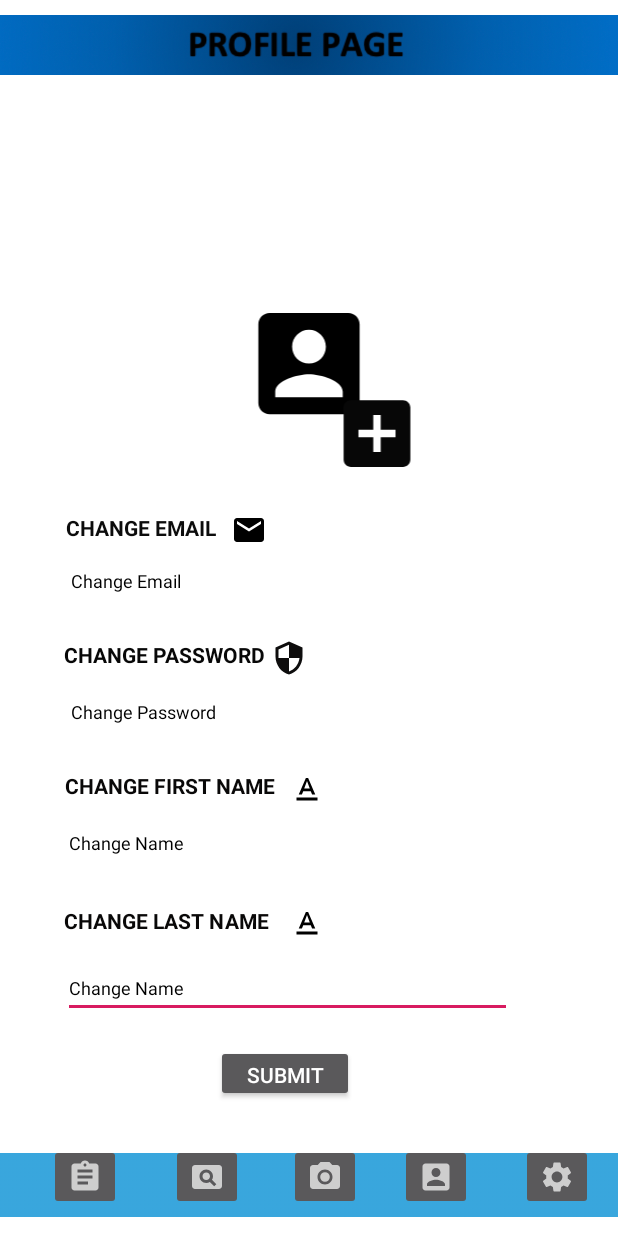
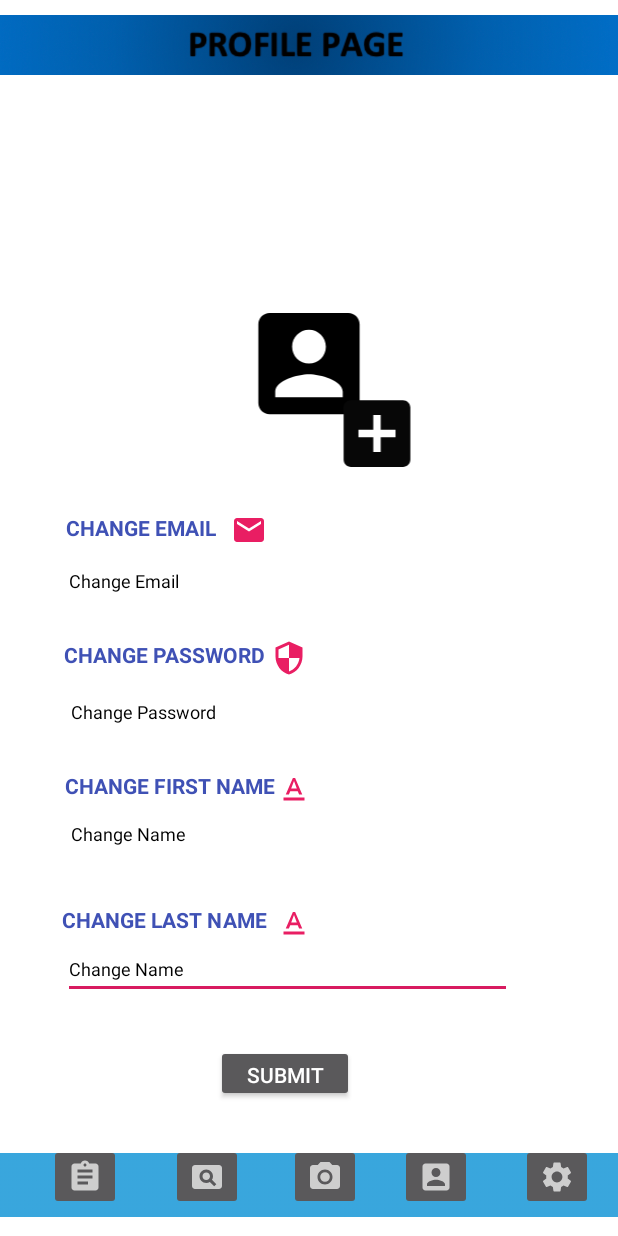
Before and after one commit to Ssak4395/digidocs, an Android app: the Profile screen opened directly, with no data from a screen before it, on a phone screen of 412 x 824 dp. Run offline under Robolectric (Android 15) with nearby library versions, the light colour scheme and no system bars; our stand-ins replace Firebase (no records; nobody signed in at launch, a user with empty details on screens opened directly); Roboto replaces fonts that are not available here.

Commit message:
more backedata retrival for profile page

```diff
--- a/app/src/main/java/com/example/digitaldocs/activities/Profile.java
+++ b/app/src/main/java/com/example/digitaldocs/activities/Profile.java
@@ -2,17 +2,27 @@ package com.example.digitaldocs.activities;
 
 import android.content.Intent;
 import android.os.Bundle;
+import android.service.autofill.AutofillService;
 import android.view.View;
+import android.widget.Button;
+import android.widget.EditText;
 import android.widget.ImageButton;
 import android.widget.ImageView;
 import android.widget.TextView;
+import android.widget.Toast;
+import java.util.Map;
+import java.util.HashMap;
 
+import androidx.annotation.NonNull;
 import androidx.annotation.Nullable;
 import androidx.appcompat.app.AppCompatActivity;
 
 import com.example.digitaldocs.R;
+import com.google.android.gms.tasks.OnFailureListener;
+import com.google.android.gms.tasks.OnSuccessListener;
 import com.google.firebase.auth.FirebaseAuth;
 import com.google.firebase.auth.FirebaseUser;
+import com.google.firebase.auth.UserProfileChangeRequest;
 import com.google.firebase.database.DatabaseReference;
 import com.google.firebase.database.FirebaseDatabase;
 import com.google.firebase.firestore.DocumentReference;
@@ -23,15 +33,29 @@ import com.google.firebase.firestore.FirebaseFirestoreException;
 
 public class Profile extends AppCompatActivity {
 
+
+     /**
+      * FOR NAVIGATION BAR
+      *
+      */
      private ImageButton camera;
      private  ImageButton profile;
      private ImageButton settings;
      private ImageButton receipt;
 
+     /**
+      *
+      * For the top part of profile page
+      */
      private TextView name,email,last;
+     private Button update;
+     private EditText firstName,LastName,userEmail;
+
      FirebaseAuth fAuth;
      FirebaseFirestore fStore;
      private String userID;
+     private FirebaseUser user;
+
      @Override
      protected void onCreate(Bundle savedInstanceState) {
      super.onCreate(savedInstanceState);
@@ -43,26 +67,98 @@ public class Profile extends AppCompatActivity {
           link_profile();
           link_receipt();
           link_setting();
+
      name = findViewById(R.id.test);
      email = findViewById(R.id.test1);
+
 
      fAuth = FirebaseAuth.getInstance();
      fStore = FirebaseFirestore.getInstance();
      userID = fAuth.getCurrentUser().getUid();
+
+     firstName = findViewById(R.id.editfirstName);
+     LastName = findViewById(R.id.editLastName);
+     userEmail = findViewById(R.id.email);
+
+     update = findViewById(R.id.button);
+     user = fAuth.getCurrentUser();
+
 
      DocumentReference documentReference = fStore.collection("users").document(userID);
 
      documentReference.addSnapshotListener(this, new EventListener<DocumentSnapshot>() {
      @Override
      public void onEvent(@Nullable DocumentSnapshot documentSnapshot, @Nullable FirebaseFirestoreException e) {
-     name.setText(documentSnapshot.getString("First Name"));
-     email.setText(documentSnapshot.getString("Email"));
+          name.setText(documentSnapshot.getString("First Name"));
+          email.setText(documentSnapshot.getString("Email"));
+
+          userEmail.setText(documentSnapshot.getString("Email"));
+          firstName.setText(documentSnapshot.getString("First Name"));
+          LastName.setText(documentSnapshot.getString("Last Name"));
 
 
      }
      });
 
+
+
+          update.setOnClickListener(new View.OnClickListener() {
+               @Override
+               public void onClick(View v) {
+                    if(firstName.getText().toString().isEmpty()|| LastName.getText().toString().isEmpty() || userEmail.getText().toString().isEmpty()) {
+
+                         Toast.makeText(Profile.this,"You havent made any changes",Toast.LENGTH_SHORT).show();
+                         return;
+
+                    }
+                    final String changeEmail = userEmail.getText().toString();
+                    user.updateEmail(changeEmail).addOnSuccessListener(new OnSuccessListener<Void>() {
+                         @Override
+                         public void onSuccess(Void aVoid) {
+                              DocumentReference docRef = fStore.collection("users").document(user.getUid());
+                              Map<String,Object> edited = new HashMap<>();
+                              edited.put("Email",changeEmail);
+                              edited.put("First Name,",firstName.getText().toString());
+                              edited.put("Last Name,",LastName.getText().toString());
+                              docRef.update(edited).addOnSuccessListener(new OnSuccessListener<Void>() {
+                                   @Override
+                                   public void onSuccess(Void aVoid) {
+                                        Toast.makeText(Profile.this,"Profile Updated",Toast.LENGTH_SHORT).show();
+                                   }
+                              });
+
+                              Toast.makeText(Profile.this,"EMAIL HAS BEEN CHANGED",Toast.LENGTH_SHORT).show();
+
+
+                         }
+                    }).addOnFailureListener(new OnFailureListener() {
+                         @Override
+                         public void onFailure(@NonNull Exception e) {
+                              Toast.makeText(Profile.this,e.getMessage(),Toast.LENGTH_SHORT).show();
+                         }
+                    });
+
+
+               }
+          });
+
+
+
+
+
+
+
      }
+
+
+
+
+
+
+
+
+
+
 
      private void link_camera()
      {
@@ -77,8 +173,7 @@ public class Profile extends AppCompatActivity {
      });
      }
 
-     private void link_profile()
-     {
+     private void link_profile() {
      final Intent intent = new Intent(this, Profile.class);
 
      profile.setOnClickListener(new View.OnClickListener() {
--- a/app/src/main/res/layout/profile_page.xml
+++ b/app/src/main/res/layout/profile_page.xml
@@ -17,23 +17,23 @@
             android:id="@+id/imageView27"
             android:layout_width="wrap_content"
             android:layout_height="wrap_content"
-            android:tint="#000000"
+            android:tint="#E91E63"
             app:layout_constraintBottom_toBottomOf="parent"
             app:layout_constraintEnd_toEndOf="parent"
-            app:layout_constraintHorizontal_bias="0.496"
+            app:layout_constraintHorizontal_bias="0.475"
             app:layout_constraintStart_toStartOf="parent"
             app:layout_constraintTop_toTopOf="parent"
             app:layout_constraintVertical_bias="0.755"
             app:srcCompat="@drawable/ic_baseline_text_format_24" />
 
         <EditText
-            android:id="@+id/editPassword"
+            android:id="@+id/editLastName"
             android:layout_width="299dp"
             android:layout_height="39dp"
             android:ems="10"
             android:foreground="@android:color/transparent"
             android:hint="Change Name"
-            android:inputType="textPassword"
+            android:inputType="textPersonName"
             android:textColor="#000000"
             android:textColorHint="#000000"
             android:textSize="12sp"
@@ -42,39 +42,39 @@
             app:layout_constraintHorizontal_bias="0.375"
             app:layout_constraintStart_toStartOf="parent"
             app:layout_constraintTop_toTopOf="parent"
-            app:layout_constraintVertical_bias="0.815" />
+            app:layout_constraintVertical_bias="0.799" />
 
         <TextView
             android:id="@+id/textView4"
             android:layout_width="wrap_content"
             android:layout_height="wrap_content"
             android:text="CHANGE LAST NAME"
-            android:textColor="#090808"
+            android:textColor="#3F51B5"
             android:textStyle="bold"
             app:layout_constraintBottom_toBottomOf="parent"
             app:layout_constraintEnd_toEndOf="parent"
-            app:layout_constraintHorizontal_bias="0.156"
+            app:layout_constraintHorizontal_bias="0.149"
             app:layout_constraintStart_toStartOf="parent"
             app:layout_constraintTop_toTopOf="parent"
-            app:layout_constraintVertical_bias="0.751" />
+            app:layout_constraintVertical_bias="0.75" />
 
         <EditText
-            android:id="@+id/editPassword2"
+            android:id="@+id/editfirstName"
             android:layout_width="299dp"
             android:layout_height="39dp"
             android:ems="10"
             android:foreground="@android:color/transparent"
             android:hint="Change Name"
-            android:inputType="textPassword"
+            android:inputType="textPersonName"
             android:textColor="#000000"
             android:textColorHint="#000000"
             android:textSize="12sp"
             app:layout_constraintBottom_toBottomOf="parent"
             app:layout_constraintEnd_toEndOf="parent"
-            app:layout_constraintHorizontal_bias="0.375"
+            app:layout_constraintHorizontal_bias="0.383"
             app:layout_constraintStart_toStartOf="parent"
             app:layout_constraintTop_toTopOf="parent"
-            app:layout_constraintVertical_bias="0.692" />
+            app:layout_constraintVertical_bias="0.684" />
 
         <EditText
             android:id="@+id/email"
@@ -89,7 +89,7 @@
             android:textSize="12sp"
             app:layout_constraintBottom_toBottomOf="parent"
             app:layout_constraintEnd_toEndOf="parent"
-            app:layout_constraintHorizontal_bias="0.367"
+            app:layout_constraintHorizontal_bias="0.358"
             app:layout_constraintStart_toStartOf="parent"
             app:layout_constraintTop_toTopOf="parent"
             app:layout_constraintVertical_bias="0.469" />
@@ -166,7 +166,7 @@
             android:layout_width="wrap_content"
             android:layout_height="wrap_content"
             android:text="CHANGE EMAIL"
-            android:textColor="#0C0C0C"
+            android:textColor="#3F51B5"
             android:textStyle="bold"
             app:layout_constraintBottom_toBottomOf="parent"
             app:layout_constraintEnd_toEndOf="parent"
@@ -180,7 +180,7 @@
             android:layout_width="wrap_content"
             android:layout_height="wrap_content"
             android:text="CHANGE PASSWORD"
-            android:textColor="#070707"
+            android:textColor="#3F51B5"
             android:textStyle="bold"
             app:layout_constraintBottom_toBottomOf="parent"
             app:layout_constraintEnd_toEndOf="parent"
@@ -194,7 +194,7 @@
             android:layout_width="wrap_content"
             android:layout_height="wrap_content"
             android:text="CHANGE FIRST NAME"
-            android:textColor="#090808"
+            android:textColor="#3F51B5"
             android:textStyle="bold"
             app:layout_constraintBottom_toBottomOf="parent"
             app:layout_constraintEnd_toEndOf="parent"
@@ -303,7 +303,7 @@
             android:id="@+id/imageView15"
             android:layout_width="wrap_content"
             android:layout_height="wrap_content"
-            android:tint="#000000"
+            android:tint="#E91E63"
             app:layout_constraintBottom_toBottomOf="parent"
             app:layout_constraintEnd_toEndOf="parent"
             app:layout_constraintHorizontal_bias="0.397"
@@ -316,7 +316,7 @@
             android:id="@+id/imageView24"
             android:layout_width="wrap_content"
             android:layout_height="wrap_content"
-            android:tint="#0E0D0D"
+            android:tint="#E91E63"
             app:layout_constraintBottom_toBottomOf="parent"
             app:layout_constraintEnd_toEndOf="parent"
             app:layout_constraintHorizontal_bias="0.465"
@@ -329,10 +329,10 @@
             android:id="@+id/imageView25"
             android:layout_width="wrap_content"
             android:layout_height="wrap_content"
-            android:tint="#000000"
+            android:tint="#E91E63"
             app:layout_constraintBottom_toBottomOf="parent"
             app:layout_constraintEnd_toEndOf="parent"
-            app:layout_constraintHorizontal_bias="0.496"
+            app:layout_constraintHorizontal_bias="0.475"
             app:layout_constraintStart_toStartOf="parent"
             app:layout_constraintTop_toTopOf="parent"
             app:layout_constraintVertical_bias="0.643"
```
